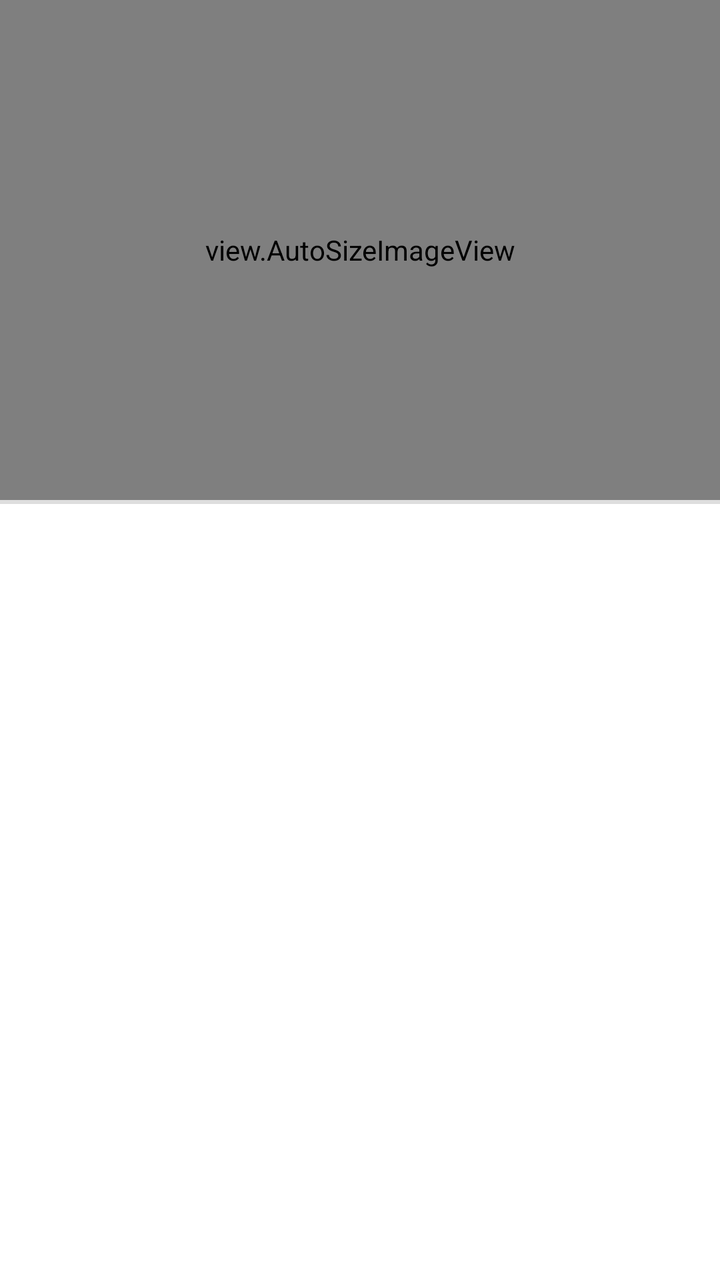
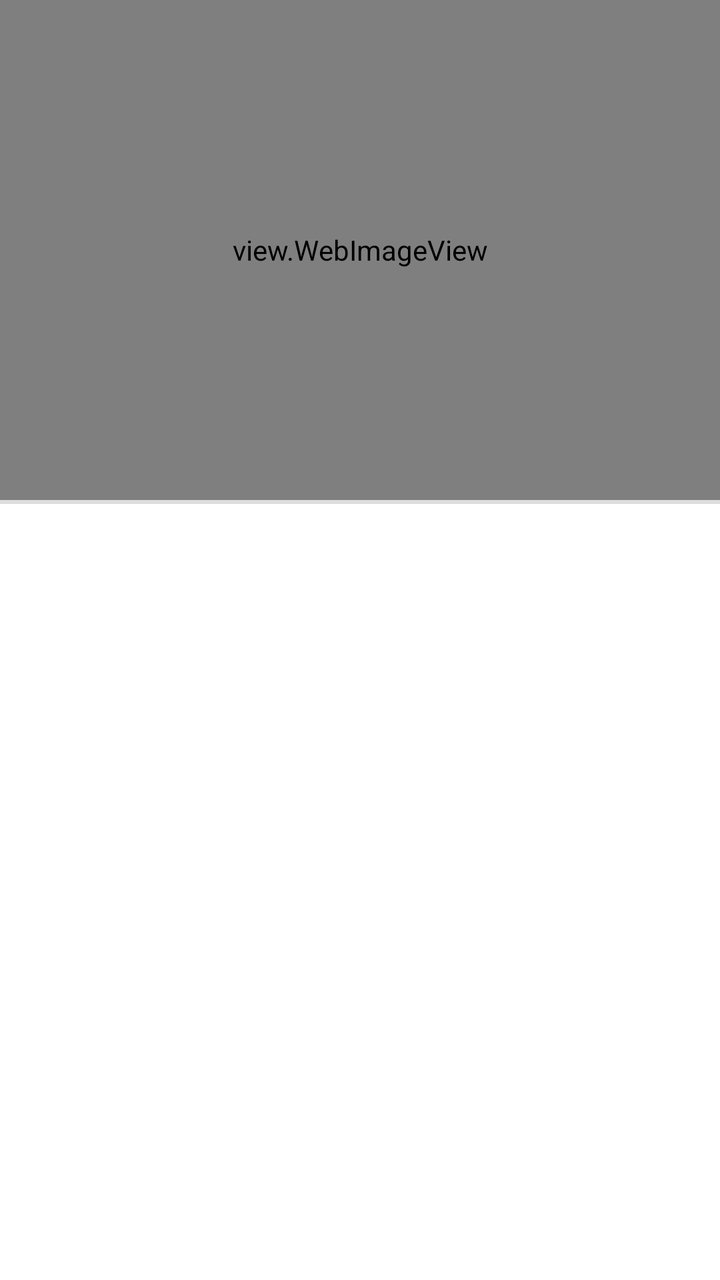

Before-and-after screenshots of an Android layout around one commit, followed by the original layout XML and the change that was made.
<!-- AndroidManifest.xml: application theme AppBaseTheme -->
<!-- res/layout/test_item.xml -->
<?xml version="1.0" encoding="utf-8"?>
<RelativeLayout xmlns:android="http://schemas.android.com/apk/res/android"
    android:layout_width="match_parent"
    android:layout_height="wrap_content"
    android:background="#ffffff"
    android:orientation="vertical">

    <view.AutoSizeImageView
        android:id="@+id/image_view"
        android:layout_width="match_parent"
        android:layout_height="250dp" />

    <View
        android:layout_width="match_parent"
        android:layout_height="2dp"
        android:layout_below="@+id/image_view"
        android:background="@color/line" />
</RelativeLayout>
<!-- resources referenced by this layout -->
<resources>
  <color name="line">#dedede</color>
  <style name="AppBaseTheme" parent="@style/Theme.AppCompat.NoActionBar">
          <item name="android:windowNoTitle">true</item>
          <item name="android:windowContentOverlay">@null</item>
          <item name="android:windowAnimationStyle">@style/AnimationActivity</item>
          <item name="colorPrimary">@color/black</item>
          <item name="colorPrimaryDark">@color/black</item>
          <item name="colorAccent">@color/colorAccent</item>
      </style>
  <style name="AnimationActivity" parent="@android:style/Animation.Activity">
          <item name="android:activityOpenEnterAnimation">@anim/slide_in_right</item>
          <item name="android:activityCloseExitAnimation">@anim/slide_out_right</item>
          <item name="android:activityCloseEnterAnimation">@anim/slide_in_left</item>
          <item name="android:activityOpenExitAnimation">@anim/slide_out_left</item>
      </style>
  <color name="black">#000000</color>
  <color name="colorAccent">#FF4081</color>
</resources>

<!-- the commit's change to res/layout/test_item.xml (unified diff, before → after) -->
@@ -5,7 +5,7 @@
     android:background="#ffffff"
     android:orientation="vertical">
 
-    <view.AutoSizeImageView
+    <view.WebImageView
         android:id="@+id/image_view"
         android:layout_width="match_parent"
         android:layout_height="250dp" />
